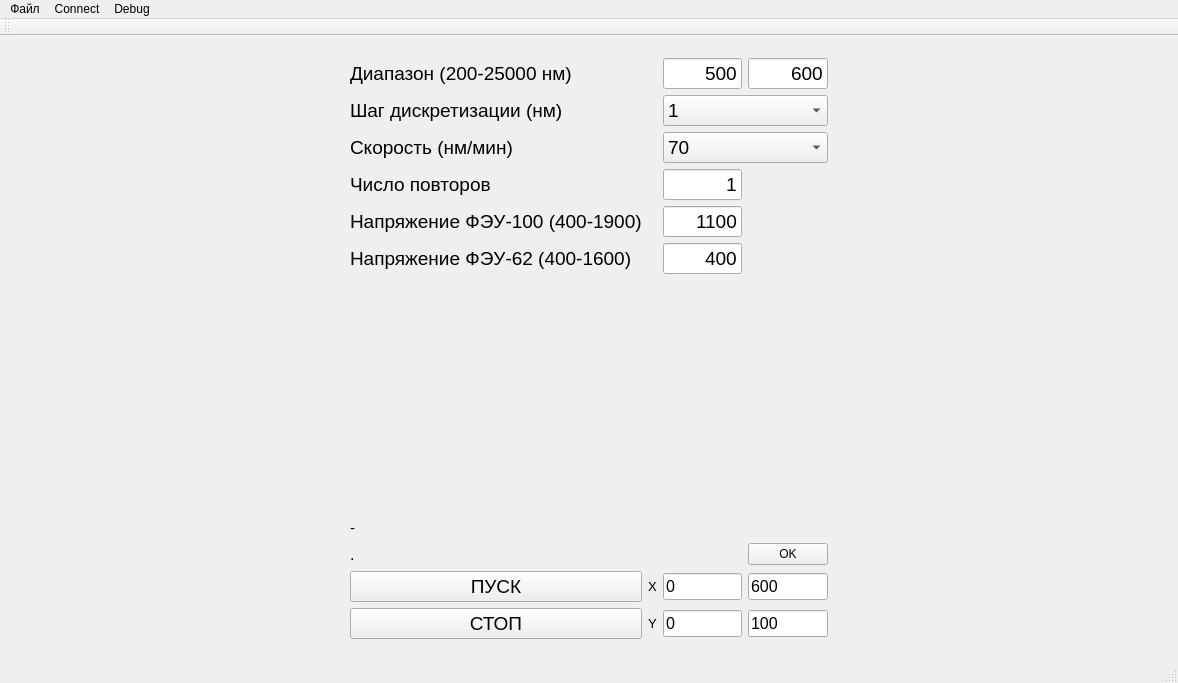
The window that mdr/ui/mono_ui_wnd.ui (vixfwis/mdr) describes before a commit, drawn with Qt 5.
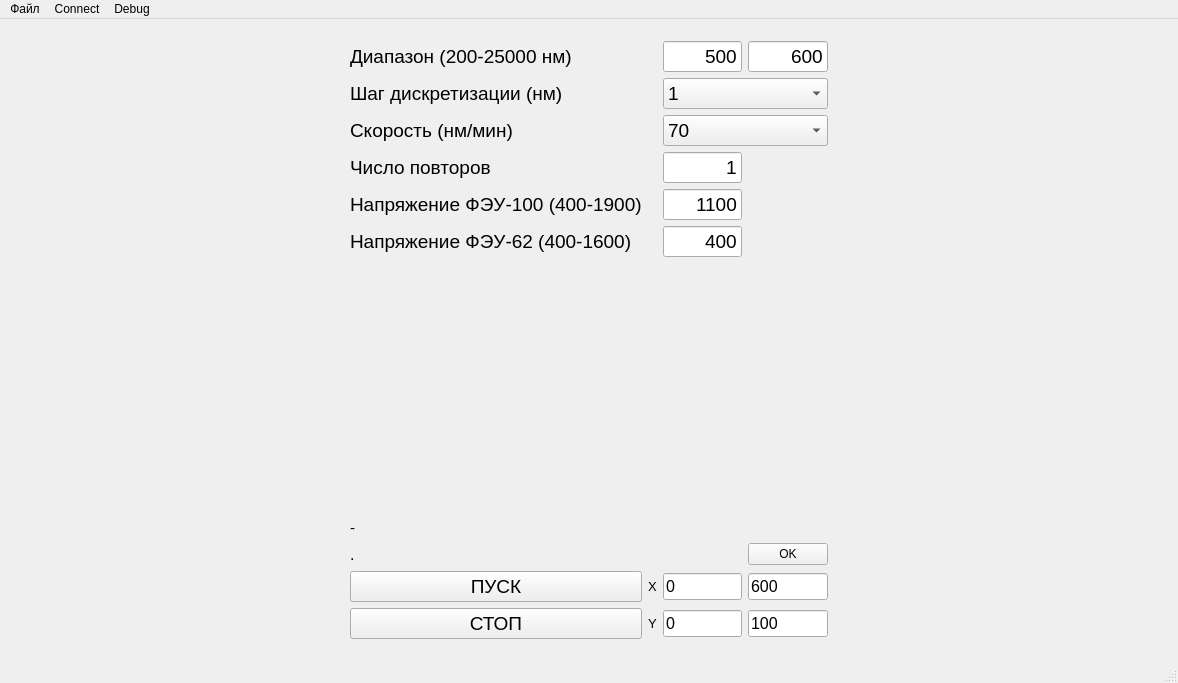
The same window after the commit.

```diff
--- a/mdr/ui/mono_ui_wnd.ui
+++ b/mdr/ui/mono_ui_wnd.ui
@@ -503,14 +503,6 @@
    <addaction name="menuConnect"/>
    <addaction name="menuDebug"/>
   </widget>
-  <widget class="QToolBar" name="mainToolBar">
-   <attribute name="toolBarArea">
-    <enum>TopToolBarArea</enum>
-   </attribute>
-   <attribute name="toolBarBreak">
-    <bool>false</bool>
-   </attribute>
-  </widget>
   <widget class="QStatusBar" name="statusBar"/>
   <action name="qActionOpenFile">
    <property name="text">
```
